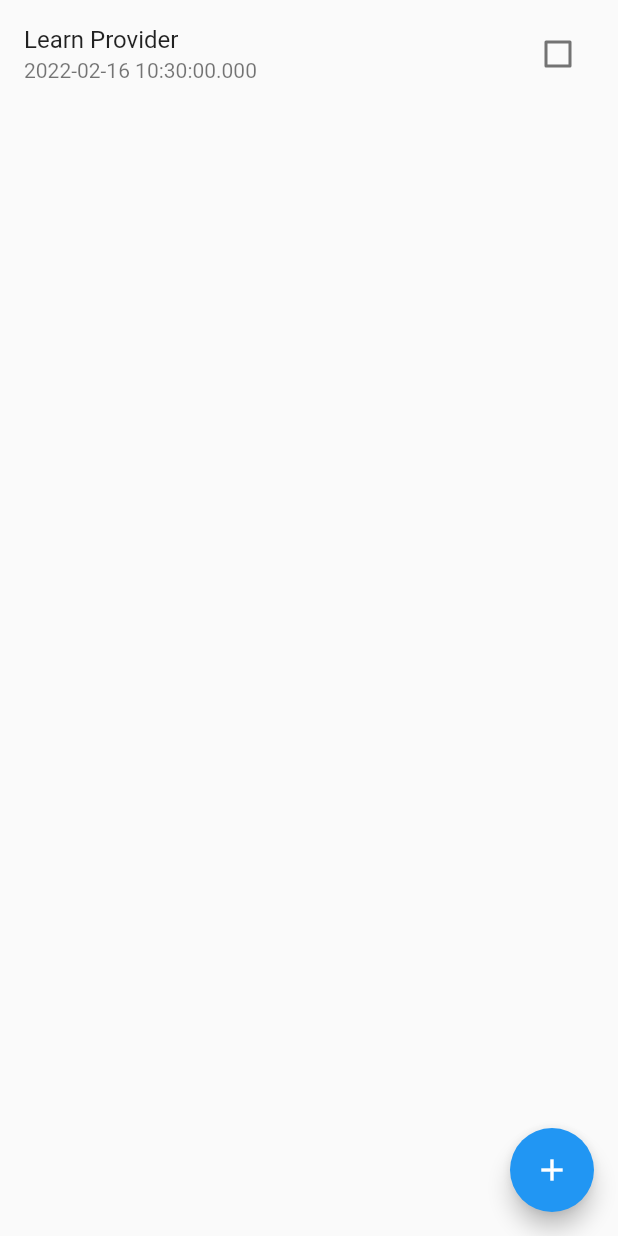
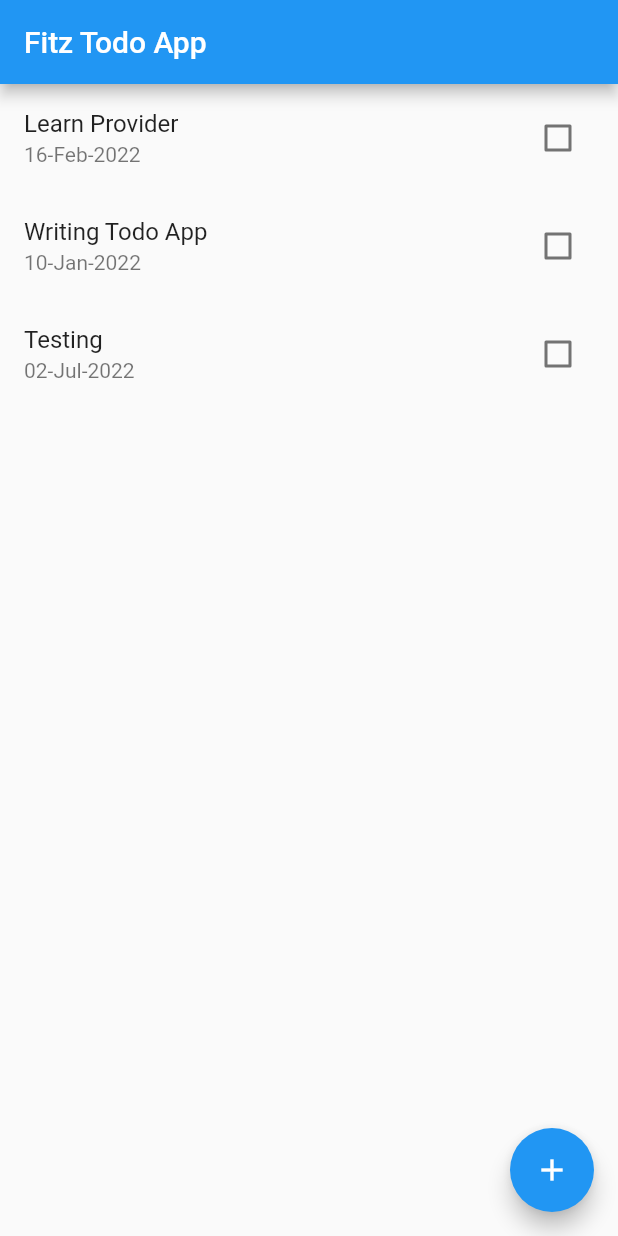
Before and after one commit to voltrans-it-fitz/voltrans-it-fitz, a Flutter app: the screen it shows after launch, on a phone screen of 412 x 824 dp. Run offline on Flutter 3.47's test engine with Material 2 defaults, Android fonts, the phone set to English and light mode, and no system bars.

Commit message:
add intl for formatting the date, add todotile wg

```diff
--- a/lib/main.dart
+++ b/lib/main.dart
@@ -1,42 +1,26 @@
 import 'package:flutter/material.dart';
-import 'package:provider/provider.dart';
-import 'package:todo_app_fitz/models.dart';
+import 'package:todo_app_fitz/todo.dart';
 
 void main() {
-  runApp(
-    MultiProvider(
-      providers: [],
-      child: const MyApp(),
-    ),
-  );
+  runApp(const FitzTodoApp());
 }
 
-class MyApp extends StatelessWidget {
-  const MyApp({Key? key}) : super(key: key);
+class FitzTodoApp extends StatelessWidget {
+  const FitzTodoApp({Key? key}) : super(key: key);
 
   @override
   Widget build(BuildContext context) {
     return MaterialApp(
       debugShowCheckedModeBanner: false,
-      title: 'Flutter Demo',
+      title: 'Fitz Todo App',
       theme: ThemeData(
         primarySwatch: Colors.blue,
       ),
       home: Scaffold(
+        appBar: AppBar(title: const Text('Fitz Todo App')),
         body: SafeArea(
           child: ListView(
-            children: [
-              ListTile(
-                title: Text(mockTodos[0].title),
-                trailing: Checkbox(
-                  value: mockTodos[0].isCompleted,
-                  onChanged: (newValue) {
-                    // TODO:
-                  },
-                ),
-                subtitle: Text(mockTodos[0].date.toString()),
-              ),
-            ],
+            children: mockTodos.map((e) => TodoTile(e)).toList(),
           ),
         ),
         floatingActionButton: FloatingActionButton(
@@ -47,3 +31,22 @@ class MyApp extends StatelessWidget {
     );
   }
 }
+
+class TodoTile extends StatelessWidget {
+  const TodoTile(
+    this.todo, {
+    Key? key,
+  }) : super(key: key);
+  final Todo todo;
+  @override
+  Widget build(BuildContext context) {
+    return ListTile(
+      title: Text(todo.title),
+      trailing: Checkbox(
+        value: todo.isCompleted,
+        onChanged: (newValue) {},
+      ),
+      subtitle: Text(todo.formattedDate),
+    );
+  }
+}
--- a/lib/models.dart
+++ b/lib/todo.dart
@@ -1,10 +1,14 @@
+import 'package:intl/intl.dart';
+
 class Todo {
   final String id;
   final String title;
   final bool isCompleted;
   final DateTime date;
 
-  Todo({
+  String get formattedDate => DateFormat('dd-MMM-yyyy').format(date);
+
+  const Todo({
     this.isCompleted = false,
     required this.id,
     required this.title,
@@ -14,6 +18,6 @@ class Todo {
 
 final mockTodos = [
   Todo(id: 'Todo Id', title: 'Learn Provider', date: DateTime.now()),
-  Todo(id: 'Todo Id', title: 'Writing Todo App', date: DateTime(1, 10, 2022)),
-  Todo(id: 'Todo Id', title: 'Testing', date: DateTime(7, 2, 2022)),
+  Todo(id: 'Todo Id', title: 'Writing Todo App', date: DateTime(2022, 1, 10)),
+  Todo(id: 'Todo Id', title: 'Testing', date: DateTime(2022, 7, 2)),
 ];
--- a/pubspec.yaml
+++ b/pubspec.yaml
@@ -35,6 +35,7 @@ dependencies:
   # Use with the CupertinoIcons class for iOS style icons.
   cupertino_icons: ^1.0.2
   provider: ^6.0.2
+  intl: ^0.17.0
 
 dev_dependencies:
   flutter_test:
```
Also changed, not shown: pubspec.lock, 2 other files.
